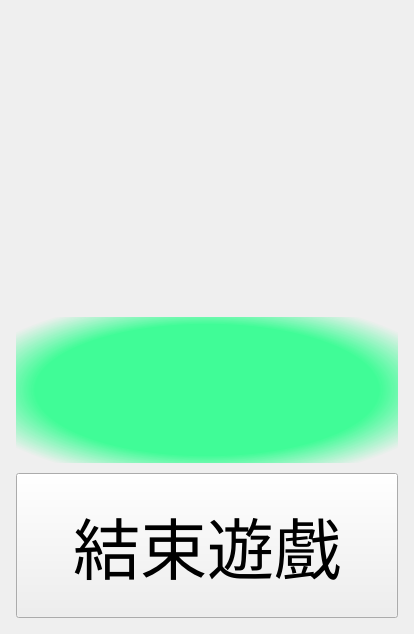
Old version of the form MemoryGame/widget.ui in the repository waynegod/Qt_MemoryGame.
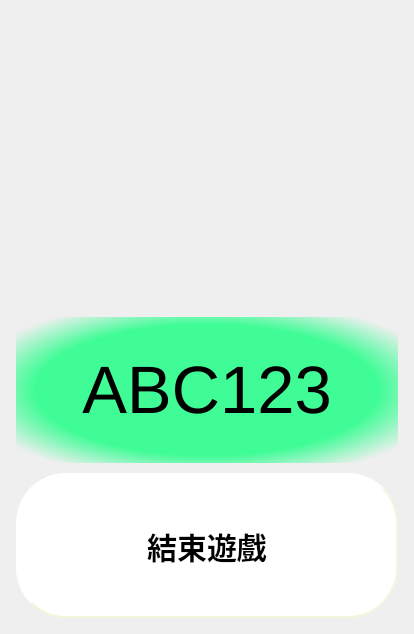
New version of the form. The open tabs and pages were chosen to show the change.

The edit to the form file:
```diff
--- a/MemoryGame/widget.ui
+++ b/MemoryGame/widget.ui
@@ -42,6 +42,12 @@
    </property>
    <item row="0" column="0">
     <widget class="QStackedWidget" name="stackedWidget">
+     <property name="frameShape">
+      <enum>QFrame::NoFrame</enum>
+     </property>
+     <property name="frameShadow">
+      <enum>QFrame::Plain</enum>
+     </property>
      <property name="currentIndex">
       <number>2</number>
      </property>
@@ -161,7 +167,7 @@
 border-style: outset;</string>
            </property>
            <property name="text">
-            <string/>
+            <string>ABC123</string>
            </property>
            <property name="iconSize">
             <size>
@@ -202,11 +208,20 @@
            </property>
            <property name="font">
             <font>
-             <pointsize>50</pointsize>
+             <pointsize>-1</pointsize>
+             <weight>75</weight>
+             <italic>false</italic>
+             <bold>true</bold>
             </font>
            </property>
            <property name="styleSheet">
-            <string notr="true"/>
+            <string notr="true">    background-color:#ffffff;
+    border-style: outset;
+    border-width: 2px;
+    border-radius: 50px;
+    border-color: beige;
+    font: bold 30px;
+    padding: 6px;</string>
            </property>
            <property name="text">
             <string>結束遊戲</string>
```
Left out of the diff: 7 changed lines with no effect on the pictures.
